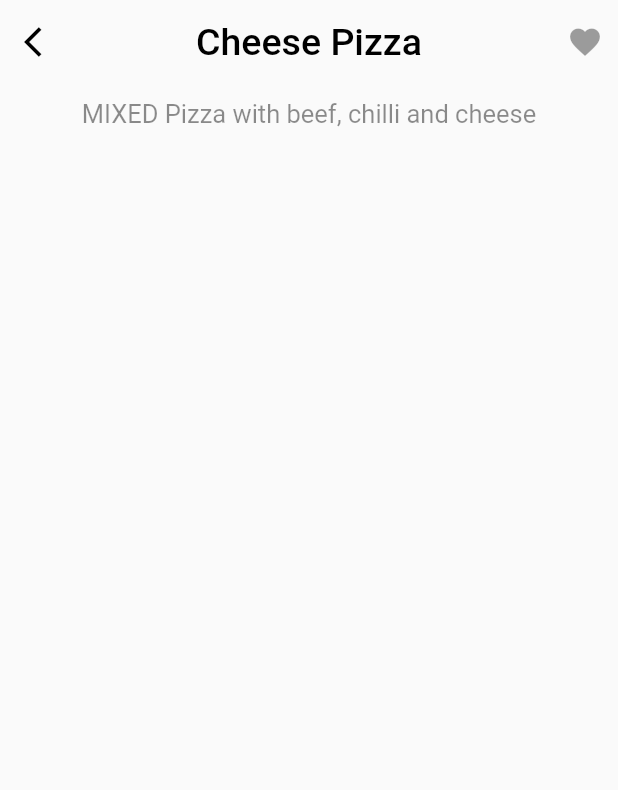
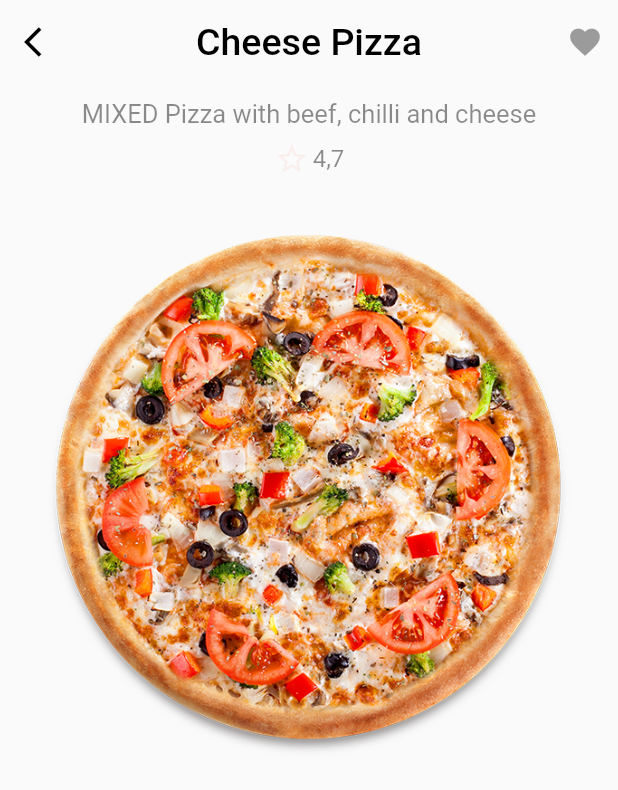
Before and after one commit to Farah-Torkhani/Food-Ordering-App, a Flutter app: the ItemScreen screen opened directly, on a phone screen of 412 x 824 dp. Shown: the top 790 px of the screen. Run offline on Flutter 3.47's test engine with Material 2 defaults, Android fonts, the phone set to English and light mode, and no system bars.

Commit message:
edited the item screen

```diff
--- a/lib/item_screen.dart
+++ b/lib/item_screen.dart
@@ -53,10 +53,32 @@ class ItemScreen extends StatelessWidget {
             SizedBox(height: 8),
             Row(
               mainAxisAlignment: MainAxisAlignment.center,
-              // Icon(
-              //   Icons.Star,
-              //   color: Color(0xFFF2F08),
-              // ),
+              children: [
+                Icon(
+                  Icons.star_border,
+                  color: Color(0xFFF2F08),
+                ),
+                SizedBox(width: 2),
+                Text(
+                  "4,7",
+                  style: TextStyle(
+                    color: Colors.black45,
+                    fontSize: 16,
+                  ),
+                ),
+              ],
+            ),
+            Padding(
+              padding: EdgeInsets.all(25),
+              child: Image.asset("images/Pizza.png"),
+            ),
+            Row(
+              mainAxisAlignment: MainAxisAlignment.spaceEvenly,
+              children: [
+                Column(
+                  children: [],
+                )
+              ],
             ),
           ],
         ),
```
